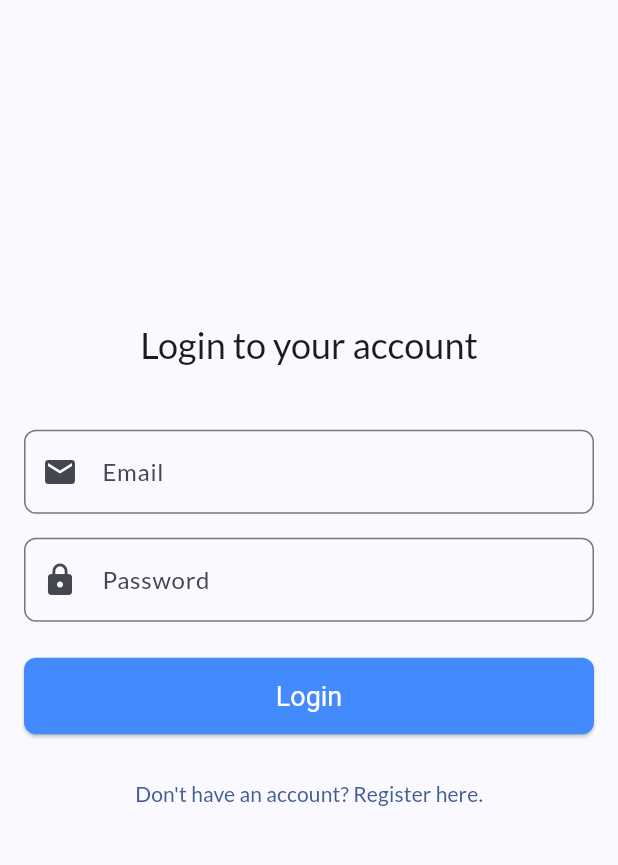
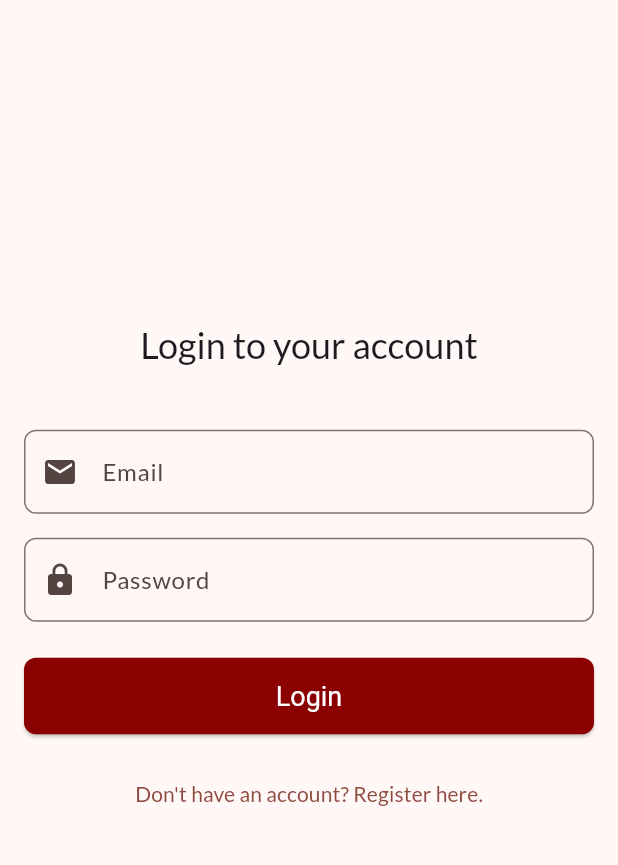
Before and after one commit to Codeibra7eem/iraqbay, a Flutter app: the screen it shows after launch, on a phone screen of 412 x 824 dp, the part 84-949 px from its top. Run offline on Flutter 3.47's test engine with Material 3 defaults, Android fonts, the light colour scheme and no system bars; our stand-ins replace google_fonts.

Commit message:
couple changes

```diff
--- a/lib/main.dart
+++ b/lib/main.dart
@@ -29,7 +29,7 @@
       title: 'IQbay',
       debugShowCheckedModeBanner: false,
       theme: ThemeData(
-        colorScheme: ColorScheme.fromSeed(seedColor: Colors.blueAccent),
+        colorScheme: ColorScheme.fromSeed(seedColor: const Color.fromRGBO(204,0,0,1)),
         useMaterial3: true,
         textTheme: GoogleFonts.latoTextTheme(
           // Using Lato font
@@ -43,7 +43,7 @@
         ),
         elevatedButtonTheme: ElevatedButtonThemeData(
           style: ElevatedButton.styleFrom(
-            backgroundColor: Colors.blueAccent,
+            backgroundColor: Color(0xFF8B0000),
             foregroundColor: Colors.white,
           ),
         ),
--- a/lib/pages/home_page.dart
+++ b/lib/pages/home_page.dart
@@ -32,7 +32,6 @@ class HomePage extends StatelessWidget {
   Widget build(BuildContext context) {
     return Scaffold(
       appBar: AppBar(
-        title: Text('IQbay Homepage'),
         actions: [
           IconButton(
             icon: Icon(Icons.search),
```
